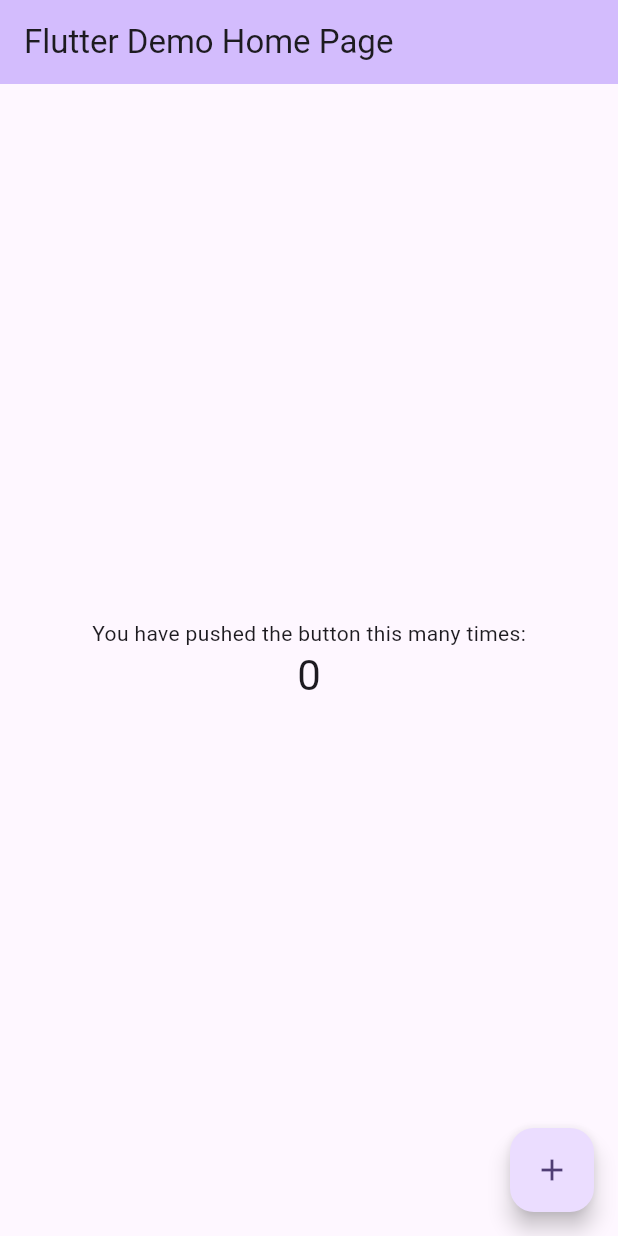
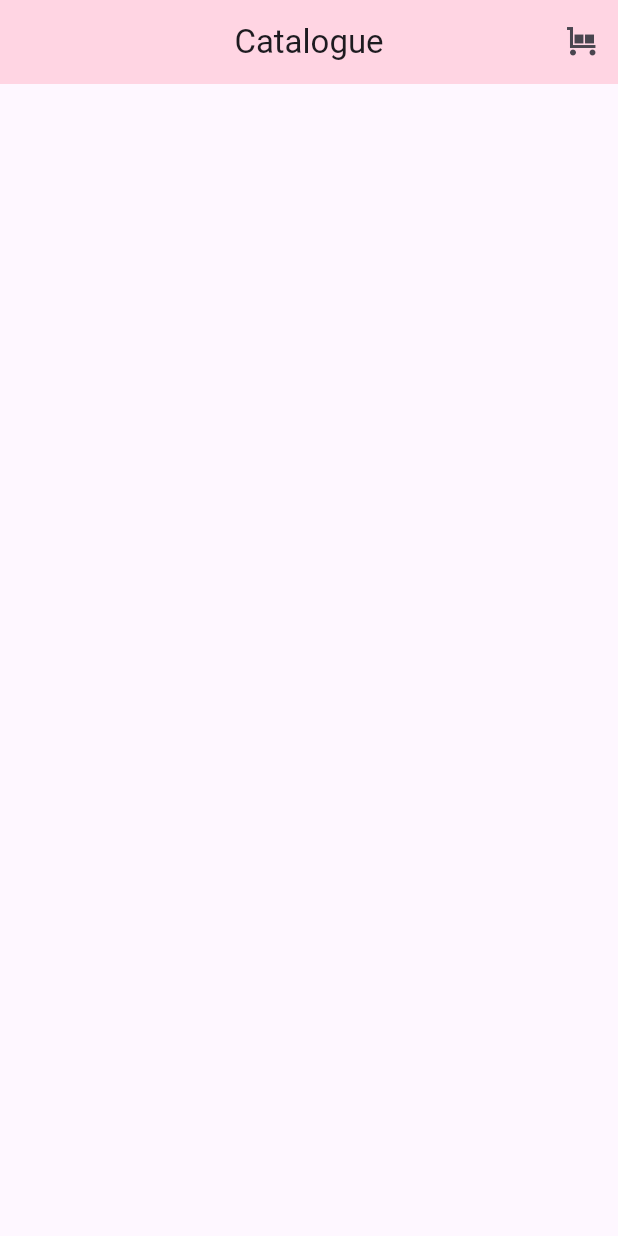
Before and after one commit to pphulara/hava_havai_assignment, a Flutter app: the screen it shows after launch, on a phone screen of 412 x 824 dp. Run offline on Flutter 3.47's test engine with Material 3 defaults, Android fonts, the phone set to English and light mode, and no system bars.

Commit message:
skeleton of the required app

```diff
--- a/hava_havai/lib/main.dart
+++ b/hava_havai/lib/main.dart
@@ -1,4 +1,6 @@
 import 'package:flutter/material.dart';
+import 'package:hava_havai/pages/cartPage.dart';
+import 'package:hava_havai/pages/cataloguePage.dart';
 
 void main() {
   runApp(const MyApp());
@@ -11,112 +13,12 @@ class MyApp extends StatelessWidget {
   @override
   Widget build(BuildContext context) {
     return MaterialApp(
-      title: 'Flutter Demo',
-      theme: ThemeData(
-        // This is the theme of your application.
-        //
-        // TRY THIS: Try running your application with "flutter run". You'll see
-        // the application has a purple toolbar. Then, without quitting the app,
-        // try changing the seedColor in the colorScheme below to Colors.green
-        // and then invoke "hot reload" (save your changes or press the "hot
-        // reload" button in a Flutter-supported IDE, or press "r" if you used
-        // the command line to start the app).
-        //
-        // Notice that the counter didn't reset back to zero; the application
-        // state is not lost during the reload. To reset the state, use hot
-        // restart instead.
-        //
-        // This works for code too, not just values: Most code changes can be
-        // tested with just a hot reload.
-        colorScheme: ColorScheme.fromSeed(seedColor: Colors.deepPurple),
-      ),
-      home: const MyHomePage(title: 'Flutter Demo Home Page'),
+      debugShowCheckedModeBanner: false,
+      home: Cataloguepage(),
+      routes: {
+        'home': (context) => Cataloguepage(),
+        'cart': (context) => Cartpage(),
+      },
     );
   }
 }
-
-class MyHomePage extends StatefulWidget {
-  const MyHomePage({super.key, required this.title});
-
-  // This widget is the home page of your application. It is stateful, meaning
-  // that it has a State object (defined below) that contains fields that affect
-  // how it looks.
-
-  // This class is the configuration for the state. It holds the values (in this
-  // case the title) provided by the parent (in this case the App widget) and
-  // used by the build method of the State. Fields in a Widget subclass are
-  // always marked "final".
-
-  final String title;
-
-  @override
-  State<MyHomePage> createState() => _MyHomePageState();
-}
-
-class _MyHomePageState extends State<MyHomePage> {
-  int _counter = 0;
-
-  void _incrementCounter() {
-    setState(() {
-      // This call to setState tells the Flutter framework that something has
-      // changed in this State, which causes it to rerun the build method below
-      // so that the display can reflect the updated values. If we changed
-      // _counter without calling setState(), then the build method would not be
-      // called again, and so nothing would appear to happen.
-      _counter++;
-    });
-  }
-
-  @override
-  Widget build(BuildContext context) {
-    // This method is rerun every time setState is called, for instance as done
-    // by the _incrementCounter method above.
-    //
-    // The Flutter framework has been optimized to make rerunning build methods
-    // fast, so that you can just rebuild anything that needs updating rather
-    // than having to individually change instances of widgets.
-    return Scaffold(
-      appBar: AppBar(
-        // TRY THIS: Try changing the color here to a specific color (to
-        // Colors.amber, perhaps?) and trigger a hot reload to see the AppBar
-        // change color while the other colors stay the same.
-        backgroundColor: Theme.of(context).colorScheme.inversePrimary,
-        // Here we take the value from the MyHomePage object that was created by
-        // the App.build method, and use it to set our appbar title.
-        title: Text(widget.title),
-      ),
-      body: Center(
-        // Center is a layout widget. It takes a single child and positions it
-        // in the middle of the parent.
-        child: Column(
-          // Column is also a layout widget. It takes a list of children and
-          // arranges them vertically. By default, it sizes itself to fit its
-          // children horizontally, and tries to be as tall as its parent.
-          //
-          // Column has various properties to control how it sizes itself and
-          // how it positions its children. Here we use mainAxisAlignment to
-          // center the children vertically; the main axis here is the vertical
-          // axis because Columns are vertical (the cross axis would be
-          // horizontal).
-          //
-          // TRY THIS: Invoke "debug painting" (choose the "Toggle Debug Paint"
-          // action in the IDE, or press "p" in the console), to see the
-          // wireframe for each widget.
-          mainAxisAlignment: MainAxisAlignment.center,
-          children: <Widget>[
-            const Text('You have pushed the button this many times:'),
-            Text(
-              '$_counter',
-              style: Theme.of(context).textTheme.headlineMedium,
-            ),
-          ],
-        ),
-      ),
-      floatingActionButton: FloatingActionButton(
-        onPressed: _incrementCounter,
-        tooltip: 'Increment',
-        child: const Icon(Icons.add),
-      ), // This trailing comma makes auto-formatting nicer for build methods.
-    );
-  }
-}
--- /dev/null
+++ b/hava_havai/lib/pages/cartPage.dart
@@ -0,0 +1,27 @@
+import 'package:flutter/material.dart';
+
+class Cartpage extends StatefulWidget {
+  @override
+  State<StatefulWidget> createState() {
+    return _CartPageState();
+  }
+}
+
+class _CartPageState extends State<Cartpage> {
+  @override
+  Widget build(BuildContext context) {
+    return Scaffold(
+      appBar: AppBar(
+        title: Text("Cart"),
+        centerTitle: true,
+        leading: IconButton(
+          onPressed: () {
+            Navigator.popAndPushNamed(context, 'home');
+          },
+          icon: Icon(Icons.arrow_back),
+        ),
+        backgroundColor: Color.fromARGB(255, 255, 213, 227),
+      ),
+    );
+  }
+}
--- /dev/null
+++ b/hava_havai/lib/pages/cataloguePage.dart
@@ -0,0 +1,29 @@
+import 'package:flutter/material.dart';
+
+class Cataloguepage extends StatefulWidget {
+  @override
+  State<StatefulWidget> createState() {
+    return _cataloguePageState();
+  }
+}
+
+class _cataloguePageState extends State<Cataloguepage> {
+  @override
+  Widget build(BuildContext context) {
+    return Scaffold(
+      appBar: AppBar(
+        title: Text("Catalogue"),
+        centerTitle: true,
+        backgroundColor: Color.fromARGB(255, 255, 213, 227),
+        actions: [
+          IconButton(
+            onPressed: () {
+              Navigator.popAndPushNamed(context, 'cart');
+            },
+            icon: Icon(Icons.trolley),
+          ),
+        ],
+      ),
+    );
+  }
+}
```
